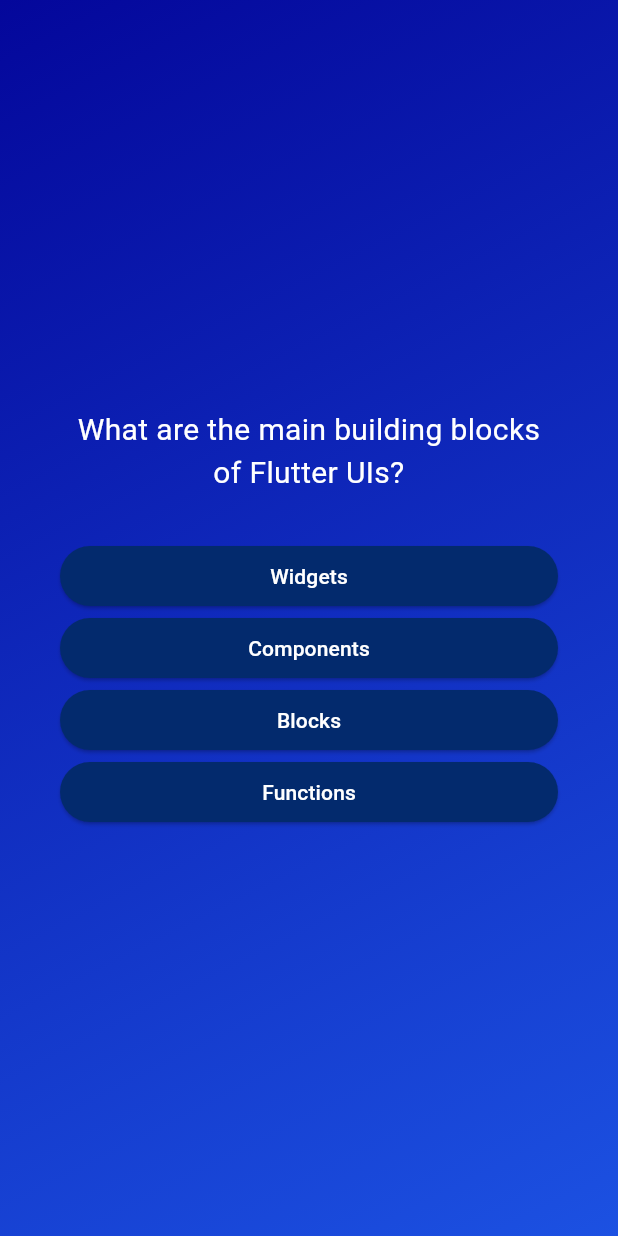
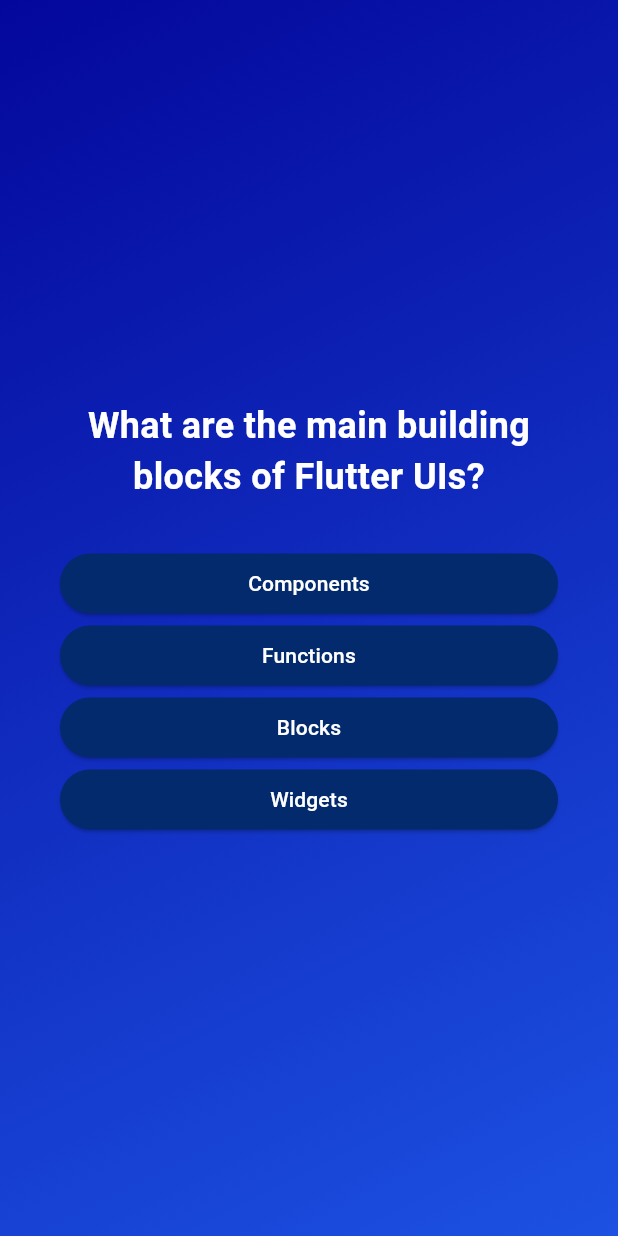
Before and after one commit to Shahzaib46/flutter_quiz_app, a Flutter app: the screen it shows after launch, after a tap on "Start Quiz", on a phone screen of 412 x 824 dp. Run offline on Flutter 3.47's test engine with Material 3 defaults, Android fonts, the phone set to English and light mode, and no system bars; our stand-ins replace google_fonts; Roboto replaces fonts that are missing (Mate).

Commit message:
adding third party package to change fonts

```diff
--- a/lib/answer_button.dart
+++ b/lib/answer_button.dart
@@ -17,7 +17,7 @@ class AnswerButton extends StatelessWidget{
         backgroundColor: const Color.fromARGB(255, 3, 42, 109),
         foregroundColor: Colors.white
       ),
-      child: Text(text)
+      child: Text(text, textAlign: TextAlign.center)
       );
 
   }
--- a/lib/models/quiz_question.dart
+++ b/lib/models/quiz_question.dart
@@ -4,4 +4,10 @@ class QuizQuestion {
 
   final String question;
   final List<String> answers;
+
+  List<String> getShuffledAnswers(){
+    final shuffledAmswers = List.of(answers);
+    shuffledAmswers.shuffle();
+    return shuffledAmswers;
+  }
 }
--- a/lib/questions_screen.dart
+++ b/lib/questions_screen.dart
@@ -1,6 +1,7 @@
 import 'package:flutter/material.dart';
 import 'package:flutter_quiz_app/answer_button.dart';
 import 'package:flutter_quiz_app/Data/questions.dart';
+import 'package:google_fonts/google_fonts.dart';
 
 class QuestionsScreen extends StatefulWidget{
 
@@ -14,9 +15,19 @@ class QuestionsScreen extends StatefulWidget{
 
 class _QuestionsScreenState extends State<QuestionsScreen>{
 
-  final currentQuestion = questions[0];
+  var currentIndex = 0;
+
+  void changeQuestion(){
+    setState(() {
+      currentIndex++;
+    });
+  }
+
   @override
   Widget build(context) {
+
+    final currentQuestion = questions[currentIndex];
+
     return SizedBox(
       width: double.infinity, // double.infinity is built in value which takes complete width
       child: Container(
@@ -26,15 +37,16 @@ class _QuestionsScreenState extends State<QuestionsScreen>{
           crossAxisAlignment: CrossAxisAlignment.stretch,
           children: [
             Text(currentQuestion.question,
-             style: const TextStyle(
-              color: Colors.white,
-              fontSize: 20
+             style: GoogleFonts.mate(
+              fontWeight: FontWeight.bold,
+              color: const Color.fromARGB(255, 255, 255, 255),
+              fontSize: 24
             ),
             textAlign: TextAlign.center,
             ),
             const SizedBox(height: 30),
-            ...currentQuestion.answers.map((option){
-              return AnswerButton(text: option, onTap: (){});
+            ...currentQuestion.getShuffledAnswers().map((option){
+              return AnswerButton(text: option, onTap: changeQuestion);
             })
           ],
         ),
--- a/lib/quiz.dart
+++ b/lib/quiz.dart
@@ -14,6 +14,7 @@ class Quiz extends StatefulWidget{
 
 class _QuizState extends State<Quiz>{
 
+List<String> selectedAnswers = [];
 // Widget? activeScreen;
 
 // @override
--- a/lib/start_screen.dart
+++ b/lib/start_screen.dart
@@ -1,4 +1,5 @@
 import 'package:flutter/material.dart';
+import 'package:google_fonts/google_fonts.dart';
 
 class StartScreen extends StatelessWidget {
   const StartScreen(this.buttonLogic, {super.key});
@@ -13,12 +14,14 @@ class StartScreen extends StatelessWidget {
       children: [
         Image.asset('assets/images/quiz-logo.png',
             width: 300, color: const Color.fromARGB(199, 255, 255, 255)),
-        const Padding(
-          padding: EdgeInsets.only(top: 60),
+         Padding(
+          padding: const EdgeInsets.only(top: 60),
           child: Text(
             "Lets Learn Flutter with Quizes",
-            style: TextStyle(
-                color: Color.fromARGB(255, 255, 255, 255), fontSize: 22),
+            style: GoogleFonts.mate(
+                color: const Color.fromARGB(255, 255, 255, 255),
+                fontWeight: FontWeight.bold,
+                fontSize: 22),
           ),
         ),
         const SizedBox(
@@ -30,9 +33,9 @@ class StartScreen extends StatelessWidget {
               foregroundColor: const Color.fromARGB(255, 255, 255, 255),
             ),
             icon: const Icon(Icons.arrow_right_alt),
-            label: const Text(
+            label: Text(
               "Start Quiz",
-              style: TextStyle(fontSize: 24),
+              style: GoogleFonts.mate(fontSize: 22),
             ))
       ],
     ));
--- a/pubspec.yaml
+++ b/pubspec.yaml
@@ -35,6 +35,7 @@ dependencies:
   # The following adds the Cupertino Icons font to your application.
   # Use with the CupertinoIcons class for iOS style icons.
   cupertino_icons: ^1.0.8
+  google_fonts: ^6.2.1
 
 dev_dependencies:
   flutter_test:
```
